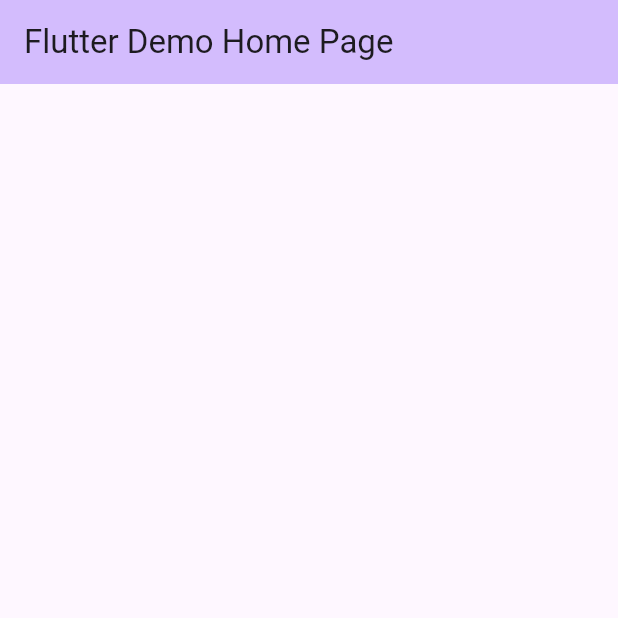
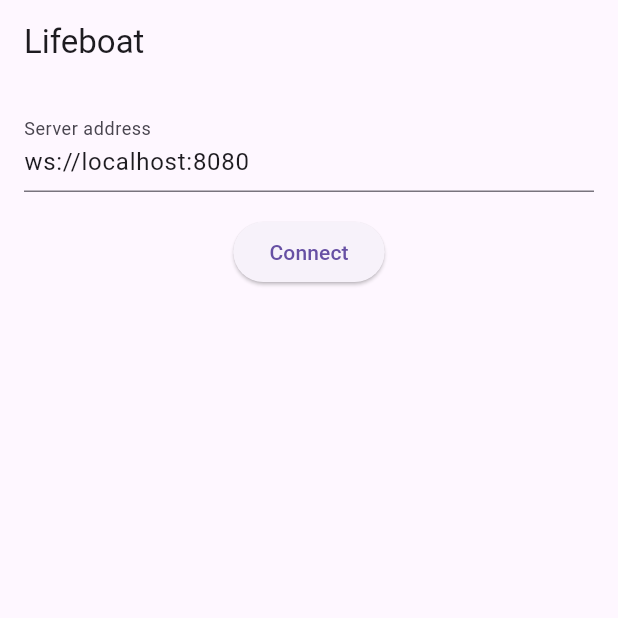
Before and after one commit to AmbroCust/lifeboat_dart_flutter, a Flutter app: the screen it shows after launch, on a phone screen of 412 x 824 dp, the top half of it. Run offline on Flutter 3.47's test engine with Material 3 defaults, Android fonts, the phone set to English and light mode, and no system bars; our stand-ins replace flutter_bloc, freezed_annotation.

Commit message:
Connection to server, connection to lobby by the rooom code

```diff
--- /dev/null
+++ b/projectx/devtools_options.yaml
@@ -0,0 +1,3 @@
+description: This file stores settings for Dart & Flutter DevTools.
+documentation: https://docs.flutter.dev/tools/devtools/extensions#configure-extension-enablement-states
+extensions:
--- a/projectx/lib/features/game/screens/game_screen.dart
+++ b/projectx/lib/features/game/screens/game_screen.dart
@@ -1,8 +1,9 @@
 import 'package:flutter/material.dart';
 import 'package:flutter_bloc/flutter_bloc.dart';
+import 'package:projectx_core/projectx_core.dart';
 
-import 'action_panel.dart';
-import 'deck_widget.dart';
+import '../widgets/action_panel.dart';
+import '../widgets/deck_widget.dart';
 
 class GameScreen extends StatelessWidget {
   const GameScreen({super.key});
--- a/projectx/lib/features/lobby/bloc/lobby_event.dart
+++ b/projectx/lib/features/lobby/bloc/lobby_event.dart
@@ -0,0 +1,19 @@
+import 'package:freezed_annotation/freezed_annotation.dart';
+import 'package:projectx_core/projectx_core.dart';
+
+part 'lobby_event.freezed.dart';
+
+@freezed
+sealed class LobbyEvent with _$LobbyEvent{
+  // from UI
+  const factory LobbyEvent.connectRequested(String url) = LobbyConnectRequested;
+  const factory LobbyEvent.createRoomRequested(String displayName) = LobbyCreateRoomRequested;
+  const factory LobbyEvent.joinRoomRequested(String roomCode, String displayName) = LobbyJoinRoomRequested;
+  const factory LobbyEvent.readyChanged(bool ready) = LobbyReadyChanged;
+  const factory LobbyEvent.leaveRequested() = LobbyLeaveRequested;
+  const factory LobbyEvent.errorShown() = LobbyErrorShown;
+
+  // from Repo
+  const factory LobbyEvent.messageReceived(LobbyMessage message) = LobbyMessageReceived;
+  const factory LobbyEvent.connectionLost() = LobbyConnectionLost;
+}
--- a/projectx/lib/features/lobby/bloc/lobby_state.dart
+++ b/projectx/lib/features/lobby/bloc/lobby_state.dart
@@ -0,0 +1,30 @@
+import 'package:freezed_annotation/freezed_annotation.dart';
+import 'package:projectx_core/projectx_core.dart';
+
+part 'lobby_state.freezed.dart';
+
+
+@freezed
+sealed class LobbyState with _$LobbyState {
+  const LobbyState._();
+
+  const factory LobbyState.initial() = LobbyInitialState;
+  const factory LobbyState.connected(String sessionId, {String? error}) = LobbyConnectedState;
+  const factory LobbyState.inRoom(String sessionId, String roomCode, List<LobbyPlayer> players, {String? error}) = LobbyInRoomState;
+  const factory LobbyState.inGame(String sessionId, String roomCode) = LobbyInGameState;
+  const factory LobbyState.disconnected() = LobbyDisconnectedState;
+
+  String? get sessionId => switch(this) {
+    LobbyConnectedState(:final sessionId) => sessionId,
+    LobbyInRoomState(:final sessionId) => sessionId,
+    LobbyInGameState(:final sessionId) => sessionId,
+    _ => null,
+  };
+
+  String? get error => switch(this) {
+    LobbyConnectedState(:final error) => error,
+    LobbyInRoomState(:final error) => error,
+    // LobbyInGameState(:final error) => error,
+    _ => null,
+  };
+}
--- /dev/null
+++ b/projectx/lib/features/lobby/connect_screen.dart
@@ -0,0 +1,55 @@
+import 'package:flutter/material.dart';
+import 'package:flutter_bloc/flutter_bloc.dart';
+
+import 'bloc/lobby_bloc.dart';
+import 'bloc/lobby_event.dart';
+import 'bloc/lobby_state.dart';
+
+class ConnectScreen extends StatefulWidget{
+  const ConnectScreen({super.key});
+
+  @override
+  State<ConnectScreen> createState() => _ConnectScreenState();
+}
+
+class _ConnectScreenState extends State<ConnectScreen> {
+  final _url = TextEditingController(text: 'ws://localhost:8080');
+
+  @override
+  void dispose() {
+    _url.dispose();
+    super.dispose();
+  }
+
+  @override
+  Widget build(BuildContext context) {
+    final disconnected =
+        context.watch<LobbyBloc>().state is LobbyDisconnectedState;
+
+    return Scaffold(
+      appBar: AppBar(title: const Text('Lifeboat')),
+      body: Padding(
+        padding: const EdgeInsets.all(16),
+        child: Column(
+          children: [
+            if (disconnected)
+              const Padding(
+                  padding: EdgeInsets.only(bottom: 16),
+                child: Text('Connection lost', style: TextStyle(color: Colors.red)),
+              ),
+            TextField(
+              controller: _url,
+              decoration: const InputDecoration(labelText: 'Server address'),
+            ),
+            const SizedBox(height: 16),
+            ElevatedButton(
+              onPressed: () =>
+                  context.read<LobbyBloc>().add(LobbyConnectRequested(_url.text.trim())),
+              child: const Text('Connect'),
+            ),
+          ],
+        ),
+      ),
+    );
+  }
+}
--- a/projectx/lib/main.dart
+++ b/projectx/lib/main.dart
@@ -1,45 +1,55 @@
 import 'package:flutter/material.dart';
+import 'package:flutter_bloc/flutter_bloc.dart';
+import 'package:projectx/features/lobby/bloc/lobby_bloc.dart';
+import 'package:projectx/features/lobby/lobby_screen.dart';
+
+import 'features/lobby/bloc/lobby_state.dart';
+import 'features/lobby/bloc/lobby_event.dart';
+import 'features/lobby/connect_screen.dart';
+import 'network/websocket_client.dart';
+import 'repositories/websocket_service.dart';
 
 void main() {
-  runApp(const MyApp());
+  runApp(const App());
 }
 
-class MyApp extends StatelessWidget {
-  const MyApp({super.key});
+class App extends StatelessWidget {
+  const App({super.key});
 
   @override
   Widget build(BuildContext context) {
-    return MaterialApp(
-      title: 'Flutter Demo',
-      theme: ThemeData(
-        colorScheme: .fromSeed(seedColor: Colors.deepPurple),
+    return RepositoryProvider(
+      create: (_) => WebSocketService(WebSocketClient()),
+      dispose: (service) => service.dispose(),
+      child: BlocProvider(
+        lazy: false,
+        create: (context) => LobbyBloc(context.read<WebSocketService>()),
+        child: const MaterialApp(home: LobbyGate()),
       ),
-      home: const MyHomePage(title: 'Flutter Demo Home Page'),
     );
   }
 }
 
-class MyHomePage extends StatefulWidget {
-  const MyHomePage({super.key, required this.title});
-
-  final String title;
-
-  @override
-  State<MyHomePage> createState() => _MyHomePageState();
-}
-
-class _MyHomePageState extends State<MyHomePage> {
+class LobbyGate extends StatelessWidget {
+  const LobbyGate({super.key});
 
   @override
   Widget build(BuildContext context) {
-    return Scaffold(
-      appBar: AppBar(
-        backgroundColor: Theme.of(context).colorScheme.inversePrimary,
-        title: Text(widget.title),
+    return BlocListener<LobbyBloc, LobbyState>(
+      listenWhen: (prev, curr) => curr.error != null && curr.error != prev.error,
+      listener: (context, state) {
+        ScaffoldMessenger.of(context)
+            .showSnackBar(SnackBar(content: Text(state.error!)));
+        context.read<LobbyBloc>().add(LobbyErrorShown());
+      },
+      child: BlocBuilder<LobbyBloc, LobbyState>(
+        builder: (context, state) => switch (state) {
+          LobbyInitialState() || LobbyDisconnectedState() => const ConnectScreen(),
+          LobbyConnectedState() || LobbyInRoomState() => const LobbyScreen(),
+          LobbyInGameState() =>
+          const Scaffold(body: Center(child: Text('Игра'))),
+        },
       ),
-      body: Center(
-
-      )
     );
   }
 }
--- a/projectx/lib/repositories/websocket_service.dart
+++ b/projectx/lib/repositories/websocket_service.dart
@@ -0,0 +1,33 @@
+import 'dart:async';
+
+import 'package:projectx_core/projectx_core.dart';
+
+import '../network/websocket_client.dart';
+
+class WebSocketService {
+  final WebSocketClient _client;
+  final _disconnects = StreamController<void>.broadcast();
+
+  WebSocketService(this._client) {
+    _client.messages.listen(null, onDone: () => {
+      if (!_disconnects.isClosed) _disconnects.add(null)
+    });
+  }
+
+  Stream<LobbyMessage> get lobbyMessages =>
+      _client.messages.where((envelope) => envelope is LobbyMessageEnvelope)
+          .cast<LobbyMessageEnvelope>().map((el) => el.message);
+  Stream<GameMessage> get gameMessages =>
+      _client.messages.where((envelope) => envelope is GameMessage)
+          .cast<GameMessageEnvelope>().map((el) => el.message);
+  Stream<void> get disconnects => _disconnects.stream;
+
+  Future<void> connect(String url) async => await _client.connect(url);
+
+  void send(ClientEnvelope envelope) => _client.send(envelope);
+
+  void dispose() {
+    _client.close();
+    if (!_disconnects.isClosed) _disconnects.close();
+  }
+}
```
Also changed, not shown: projectx/lib/features/game/widgets/day_header.dart (+63 -0 lines), projectx/lib/features/lobby/bloc/lobby_bloc.dart (+155 -0 lines), projectx/lib/features/lobby/lobby_screen.dart (+126 -0 lines), projectx/lib/repositories/game_repository.dart (+11 -0 lines), projectx/lib/repositories/game_repository_impl.dart (+40 -0 lines), projectx/pubspec.yaml (+8 -0 lines), projectx/lib/features/lobby/bloc/lobby_event.freezed.dart (added), projectx/lib/features/lobby/bloc/lobby_state.freezed.dart (added).
